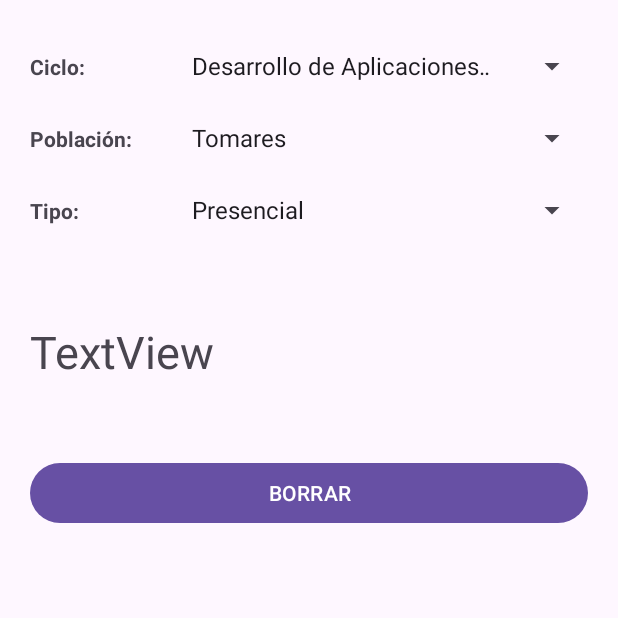
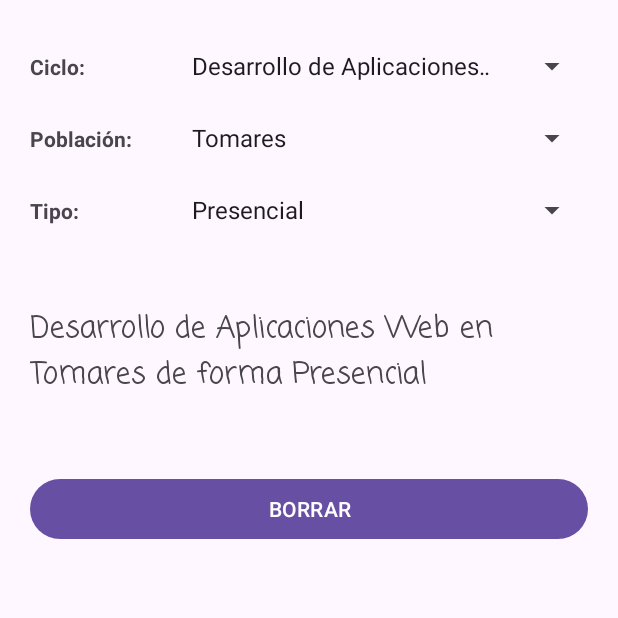
Before and after one commit to isaurus/estudiar_informatica, an Android app: the screen it shows after launch (MainActivity), on a phone screen of 412 x 824 dp, the top half of it. Run offline under Robolectric (Android 15) with nearby library versions, the phone set to English and light mode, and no system bars.

Commit message:
Final commit

```diff
--- a/app/src/main/java/com/example/estudiarinformatica/MainActivity.java
+++ b/app/src/main/java/com/example/estudiarinformatica/MainActivity.java
@@ -4,11 +4,20 @@ import android.os.Bundle;
 import android.view.View;
 import android.widget.AdapterView;
 import android.widget.ArrayAdapter;
+import android.widget.Button;
+import android.widget.EditText;
 import android.widget.Spinner;
+import android.widget.TextView;
 
 import androidx.appcompat.app.AppCompatActivity;
 
 public class MainActivity extends AppCompatActivity {
+
+    // Declaración de String para almacenar la cadena resultado
+    String cadenaResultado;
+
+    // Declaración de EditText para capturar la cadena
+    TextView txtResultado;
 
     // Declaración de Spinner
     Spinner spnCiclos;
@@ -20,6 +29,9 @@ public class MainActivity extends AppCompatActivity {
         super.onCreate(savedInstanceState);
         setContentView(R.layout.activity_main);
 
+        // Inicialización de EditText
+        txtResultado = findViewById(R.id.txtResultado);
+
         // Inicialización de los objetos Spinner acoplando los recursos XML
         spnCiclos = findViewById(R.id.spnCiclos);
         spnPoblacion = findViewById(R.id.spnPoblacion);
@@ -30,7 +42,7 @@ public class MainActivity extends AppCompatActivity {
         ArrayAdapter<CharSequence> adapterSpinnerPoblacion = ArrayAdapter.createFromResource(this, R.array.poblacion, android.R.layout.simple_spinner_item);
         ArrayAdapter<CharSequence> adapterSpinnerTipo = ArrayAdapter.createFromResource(this, R.array.tipo, android.R.layout.simple_spinner_item);
 
-        // PASO 2 > Especificar el layout que se mostrará cuando se desplieguen las opciones
+        // PASO 2 > Especificar el layout que se mostrará cuando se desplieguen las opciones (SE PUEDE OMITIR)
         adapterSpinnerCiclos.setDropDownViewResource(android.R.layout.simple_dropdown_item_1line);
         adapterSpinnerPoblacion.setDropDownViewResource(android.R.layout.simple_dropdown_item_1line);
         adapterSpinnerTipo.setDropDownViewResource(android.R.layout.simple_dropdown_item_1line);
@@ -43,13 +55,49 @@ public class MainActivity extends AppCompatActivity {
         spnCiclos.setOnItemSelectedListener(new AdapterView.OnItemSelectedListener() {
             @Override
             public void onItemSelected(AdapterView<?> parent, View view, int position, long id) {
-
+                actualizarTexto();
             }
 
             @Override
             public void onNothingSelected(AdapterView<?> parent) {
-
             }
         });
+
+        spnPoblacion.setOnItemSelectedListener(new AdapterView.OnItemSelectedListener() {
+            @Override
+            public void onItemSelected(AdapterView<?> parent, View view, int position, long id) {
+                actualizarTexto();
+            }
+
+            @Override
+            public void onNothingSelected(AdapterView<?> parent) {
+            }
+        });
+
+        spnTipo.setOnItemSelectedListener(new AdapterView.OnItemSelectedListener() {
+            @Override
+            public void onItemSelected(AdapterView<?> parent, View view, int position, long id) {
+                actualizarTexto();
+            }
+
+            @Override
+            public void onNothingSelected(AdapterView<?> parent) {
+            }
+        });
+
+        // Listener para el Button BORRAR (DIRECTO)
+        findViewById(R.id.btnBorrar).setOnClickListener(v -> borrarTexto());
+
+    }
+
+    public void borrarTexto(){
+        txtResultado.setText("");
+    }
+
+    public void actualizarTexto(){
+        cadenaResultado = spnCiclos.getSelectedItem().toString()
+                + " en " + spnPoblacion.getSelectedItem().toString()
+                + " de forma " + spnTipo.getSelectedItem().toString();
+        txtResultado.setText(cadenaResultado);
     }
 }
--- a/app/src/main/res/layout/activity_main.xml
+++ b/app/src/main/res/layout/activity_main.xml
@@ -70,9 +70,9 @@
         android:id="@+id/txtResultado"
         android:layout_width="match_parent"
         android:layout_height="wrap_content"
-        android:layout_marginTop="50dp"
-        android:text="TextView"
-        android:textSize="30sp" />
+        android:layout_marginTop="40dp"
+        android:fontFamily="casual"
+        android:textSize="20sp" />
 
     <Button
         android:id="@+id/btnBorrar"
```
